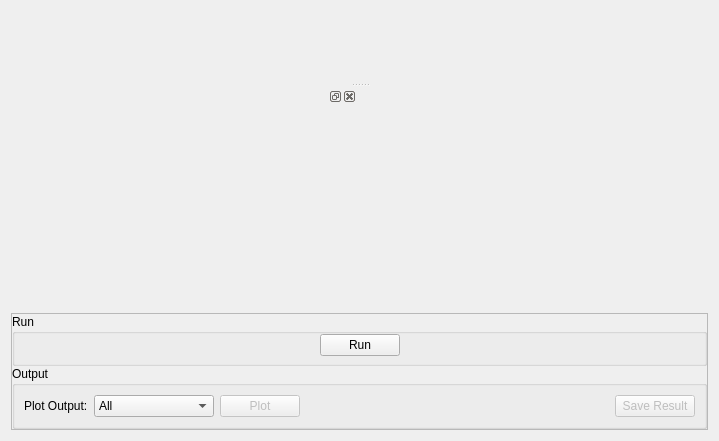
Old version of the form qt/scientific_interfaces/Indirect/ConvFit.ui in the repository mantidproject/mantid.
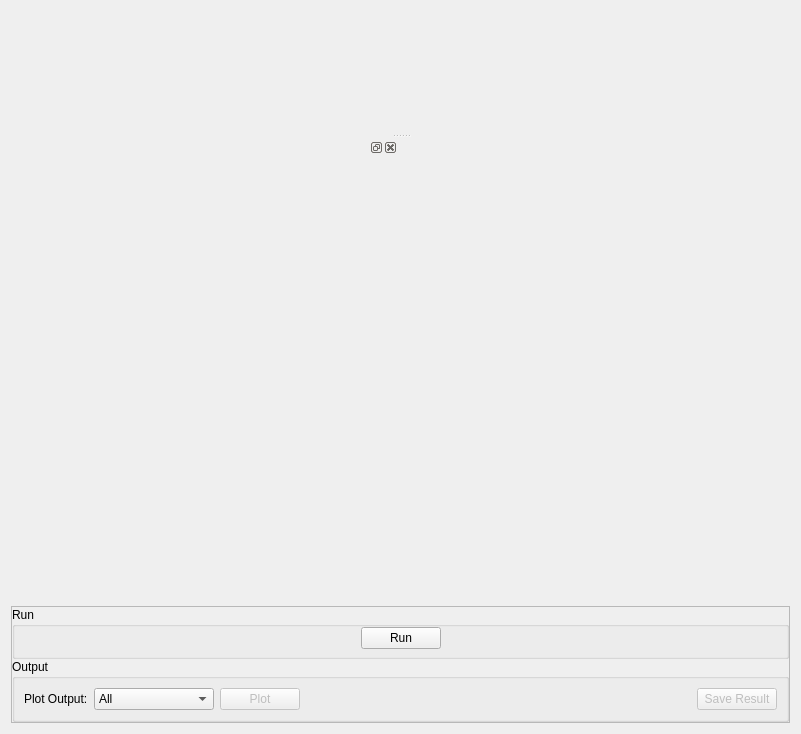
New version of the form. Custom widgets are drawn as their Qt base class.

```diff
--- a/qt/scientific_interfaces/Indirect/ConvFit.ui
+++ b/qt/scientific_interfaces/Indirect/ConvFit.ui
@@ -6,8 +6,8 @@
    <rect>
     <x>0</x>
     <y>0</y>
-    <width>719</width>
-    <height>441</height>
+    <width>801</width>
+    <height>734</height>
    </rect>
   </property>
   <property name="windowTitle">
```
